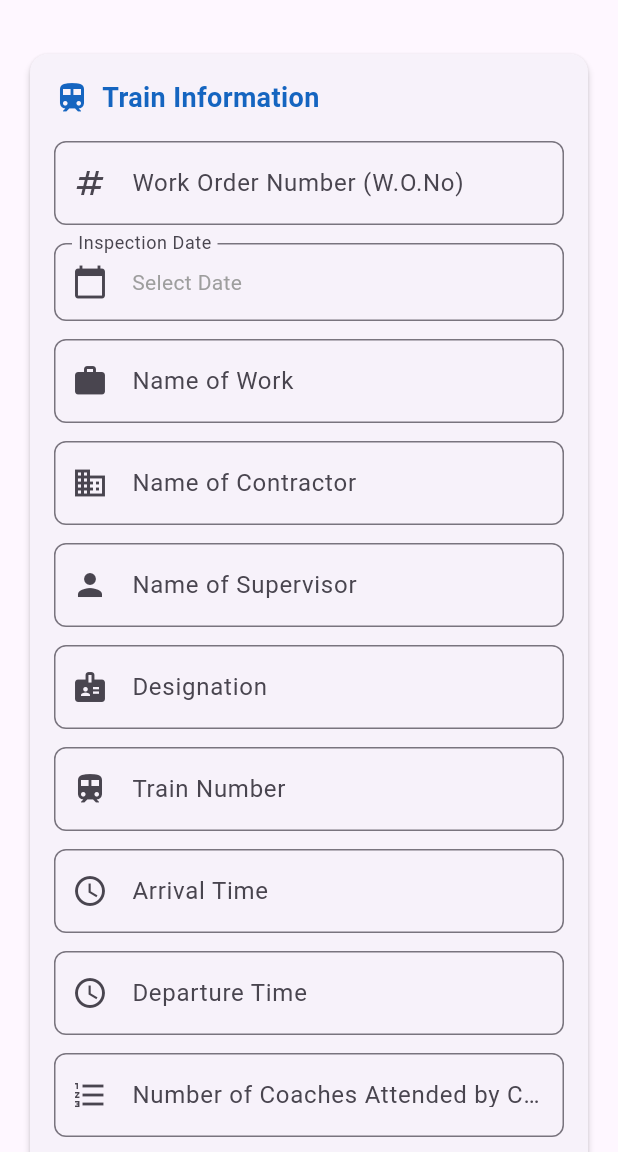
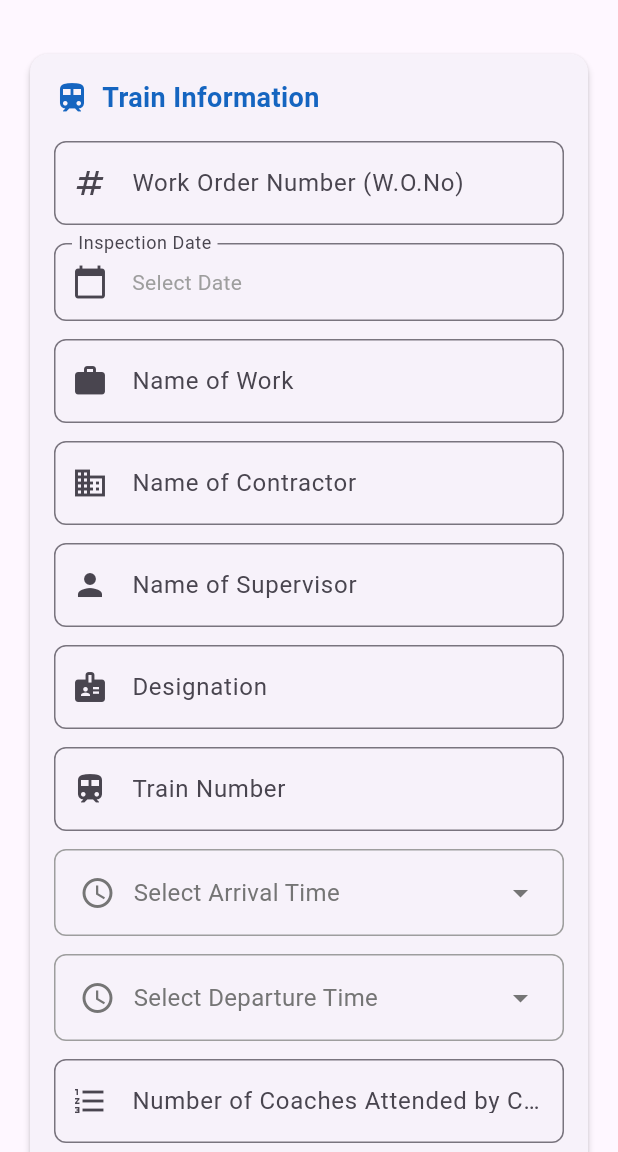
Before and after one commit to indresh149/railwayform, a Flutter app: the CoachScoreScreen screen opened directly, on a phone screen of 412 x 824 dp, the part 84-1236 px from its top. Run offline on Flutter 3.47's test engine with Material 3 defaults, Android fonts, the phone set to English and light mode, and no system bars; our stand-ins replace connectivity_plus, get, pdf, printing, shared_preferences; accounts and stored records are empty.

Commit message:
remove unused Vercel configuration and update CoachScoreScreen for time selection

```diff
--- a/lib/screens/coach_score_screen.dart
+++ b/lib/screens/coach_score_screen.dart
@@ -281,7 +281,7 @@ class CoachScoreScreen extends StatelessWidget {
             ),
             SizedBox(height: 12),
 
-            // Name of Work
+
             Obx(
               () => TextFormField(
                 initialValue: controller.nameOfWork.value,
@@ -352,41 +352,131 @@ class CoachScoreScreen extends StatelessWidget {
                   ),
                   prefixIcon: Icon(Icons.train),
                 ),
+                keyboardType: TextInputType.number,
                 onChanged: (value) => controller.trainNo.value = value,
               ),
             ),
             SizedBox(height: 12),
 
             Obx(
-              () => TextFormField(
-                initialValue: controller.arrivalTime.value,
-                decoration: InputDecoration(
-                  labelText: 'Arrival Time',
-                  border: OutlineInputBorder(
+              () => GestureDetector(
+                onTap: () async {
+                  TimeOfDay initialTime = TimeOfDay.now();
+
+                  if (controller.arrivalTime.value.isNotEmpty) {
+                    try {
+                      final parts = controller.arrivalTime.value
+                          .split(' ')[0]
+                          .split(':');
+                      initialTime = TimeOfDay(
+                        hour: int.parse(parts[0]),
+                        minute: int.parse(parts[1]),
+                      );
+                    } catch (e) {
+                      print('Error parsing arrival time: $e');
+                    }
+                  }
+
+                  final TimeOfDay? picked = await showTimePicker(
+                    context: Get.context!,
+                    initialTime: initialTime,
+                  );
+
+                  if (picked != null) {
+                    final String formattedTime = _formatTimeWithAMPM(picked);
+                    controller.arrivalTime.value = formattedTime;
+                  }
+                },
+                child: Container(
+                  padding: EdgeInsets.all(16),
+                  decoration: BoxDecoration(
+                    border: Border.all(color: Colors.grey),
                     borderRadius: BorderRadius.circular(8),
                   ),
-                  prefixIcon: Icon(Icons.schedule),
-                  hintText: 'HH:MM (e.g., 14:30)',
+                  child: Row(
+                    children: [
+                      Icon(Icons.schedule, color: Colors.grey[600]),
+                      SizedBox(width: 12),
+                      Expanded(
+                        child: Text(
+                          controller.arrivalTime.value.isEmpty
+                              ? 'Select Arrival Time'
+                              : controller.arrivalTime.value,
+                          style: TextStyle(
+                            fontSize: 16,
+                            color: controller.arrivalTime.value.isEmpty
+                                ? Colors.grey[600]
+                                : Colors.black,
+                          ),
+                        ),
+                      ),
+                      Icon(Icons.arrow_drop_down, color: Colors.grey[600]),
+                    ],
+                  ),
                 ),
-                onChanged: (value) => controller.arrivalTime.value = value,
               ),
             ),
             SizedBox(height: 12),
 
             Obx(
-              () => TextFormField(
-                initialValue: controller.departureTime.value,
-                decoration: InputDecoration(
-                  labelText: 'Departure Time',
-                  border: OutlineInputBorder(
+              () => GestureDetector(
+                onTap: () async {
+                  TimeOfDay initialTime = TimeOfDay.now();
+
+                  if (controller.departureTime.value.isNotEmpty) {
+                    try {
+                      final parts = controller.departureTime.value
+                          .split(' ')[0]
+                          .split(':');
+                      initialTime = TimeOfDay(
+                        hour: int.parse(parts[0]),
+                        minute: int.parse(parts[1]),
+                      );
+                    } catch (e) {
+                      print('Error parsing departure time: $e');
+                    }
+                  }
+
+                  final TimeOfDay? picked = await showTimePicker(
+                    context: Get.context!,
+                    initialTime: initialTime,
+                  );
+
+                  if (picked != null) {
+                    final String formattedTime = _formatTimeWithAMPM(picked);
+                    controller.departureTime.value = formattedTime;
+                  }
+                },
+                child: Container(
+                  padding: EdgeInsets.all(16),
+                  decoration: BoxDecoration(
+                    border: Border.all(color: Colors.grey),
                     borderRadius: BorderRadius.circular(8),
                   ),
-                  prefixIcon: Icon(Icons.schedule),
-                  hintText: 'HH:MM (e.g., 15:45)',
+                  child: Row(
+                    children: [
+                      Icon(Icons.schedule, color: Colors.grey[600]),
+                      SizedBox(width: 12),
+                      Expanded(
+                        child: Text(
+                          controller.departureTime.value.isEmpty
+                              ? 'Select Departure Time'
+                              : controller.departureTime.value,
+                          style: TextStyle(
+                            fontSize: 16,
+                            color: controller.departureTime.value.isEmpty
+                                ? Colors.grey[600]
+                                : Colors.black,
+                          ),
+                        ),
+                      ),
+                      Icon(Icons.arrow_drop_down, color: Colors.grey[600]),
+                    ],
+                  ),
                 ),
-                onChanged: (value) => controller.departureTime.value = value,
               ),
             ),
+
             SizedBox(height: 12),
 
             Obx(
@@ -423,6 +513,18 @@ class CoachScoreScreen extends StatelessWidget {
         ),
       ),
     );
+  }
+
+  String _formatTimeWithAMPM(TimeOfDay time) {
+    final now = DateTime.now();
+    final dateTime = DateTime(
+      now.year,
+      now.month,
+      now.day,
+      time.hour,
+      time.minute,
+    );
+    return DateFormat('h:mm a').format(dateTime);
   }
 
   Widget _buildCoachActivitiesSection() {
```
Also changed, not shown: vercel.json (deleted), 1 other file.
